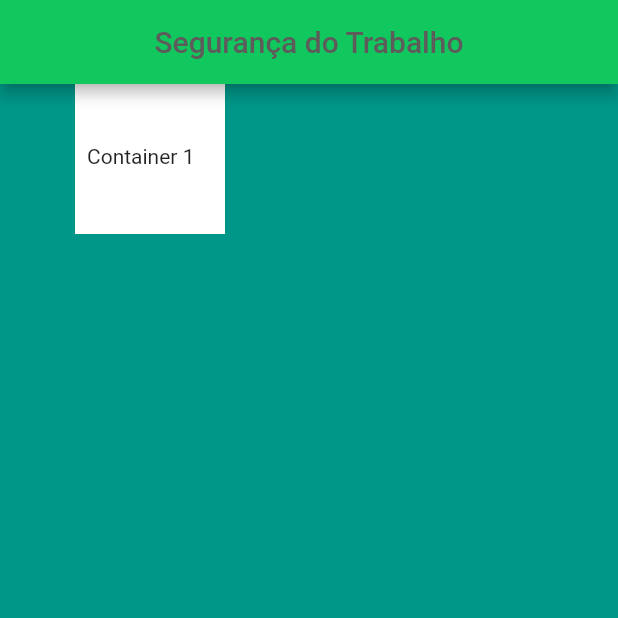
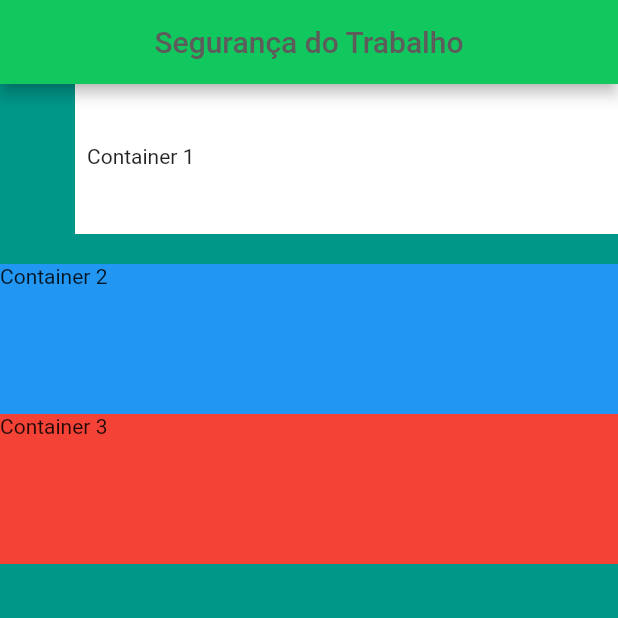
Before and after one commit to ThalyMtv/Flutter_Container, a Flutter app: the screen it shows after launch, on a phone screen of 412 x 824 dp, the top half of it. Run offline on Flutter 3.47's test engine with Material 2 defaults, Android fonts, the light colour scheme and no system bars.

Commit message:
modelos de containers em colunas

```diff
--- a/mi_card_flutter_new/lib/main.dart
+++ b/mi_card_flutter_new/lib/main.dart
@@ -1,10 +1,10 @@
 import 'package:flutter/material.dart';
 
 void main() {
-  runApp(const MyApp(),
+  runApp(
+    const MyApp(),
   );
 }
-
 
 class MyApp extends StatelessWidget {
   const MyApp({super.key});
@@ -16,24 +16,47 @@ class MyApp extends StatelessWidget {
         backgroundColor: Colors.teal,
         appBar: AppBar(
           backgroundColor: const Color.fromARGB(255, 16, 200, 93),
-        title: const Center(child: Text(
-          "Segurança do Trabalho", textAlign: TextAlign.center,
-          style: TextStyle(
-            color: Color.fromARGB(255, 93, 92, 91)
-            ),
+          title: const Center(
+            child: Text(
+              "Segurança do Trabalho",
+              textAlign: TextAlign.center,
+              style: TextStyle(color: Color.fromARGB(255, 93, 92, 91)),
             ),
           ),
         ),
         body: SafeArea(
-        child: Container(
+            child: Column(
+              crossAxisAlignment: CrossAxisAlignment.stretch,
+          children: [
+            Container(
               height: 100.0,
               width: 100.0,
               margin: const EdgeInsets.only(left: 50.0),
-          padding: const EdgeInsetsDirectional.fromSTEB(8.0, 40.0, 20.0, 8.0),
+              padding:
+                  const EdgeInsetsDirectional.fromSTEB(8.0, 40.0, 20.0, 8.0),
               color: Colors.white,
               child: const Text("Container 1"),
             ),
+            const SizedBox(
+              height: 20.0,
             ),
+            Container(
+              height: 100.0,
+              width: 100.0,
+              color: Colors.blue,
+              child: const Text("Container 2"),
+            ),
+            Container(
+              height: 100.0,
+              width: 100.0,
+              color: Colors.red,
+              child: const Text("Container 3"),
+            ),
+            Container(
+              width: double.infinity,
+            ),
+          ],
+        )),
       ),
     );
   }
```
Lines whose indentation alone changed are shown as unchanged.
